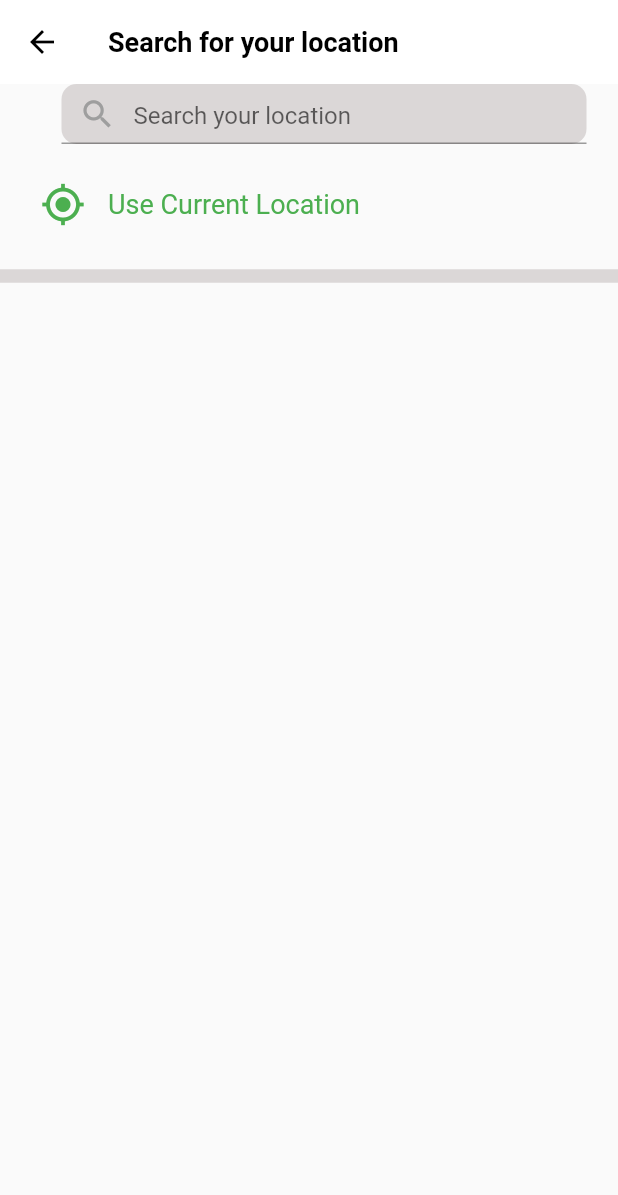
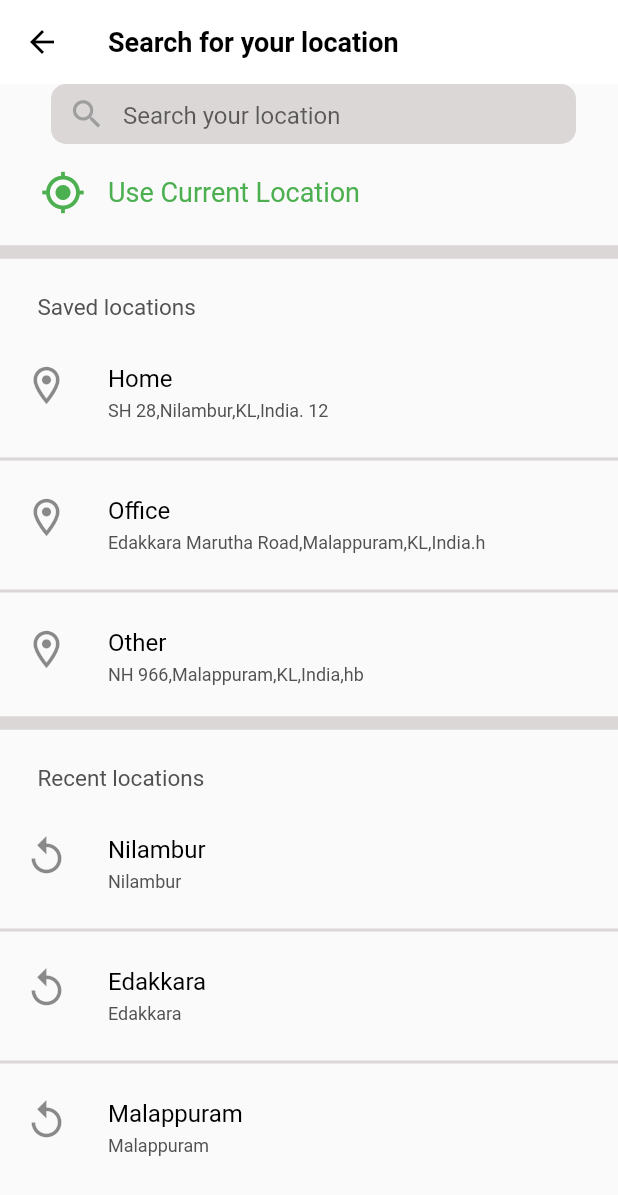
Before and after one commit to AthiraaAthi/needoo_task, a Flutter app: the LocationPage screen opened directly, on a phone screen of 412 x 824 dp. Shown: the top 1195 px of the screen. Run offline on Flutter 3.47's test engine with Material 2 defaults, Android fonts, the light colour scheme and no system bars; our stand-ins replace carousel_slider, curved_navigation_bar.

Commit message:
location_page completed

```diff
--- a/lib/utils/color_constant.dart
+++ b/lib/utils/color_constant.dart
@@ -4,4 +4,5 @@ class ColorConstant {
   static Color defaultGreen = Colors.green;
   static Color defaultGrey = Color.fromARGB(255, 219, 215, 215);
   static Color defaultBlack = Colors.black;
+  static Color grey = Color.fromARGB(255, 81, 81, 81);
 }
--- a/lib/view/home_screen.dart
+++ b/lib/view/home_screen.dart
@@ -6,6 +6,8 @@ import 'package:needoo_task/view/favourites.dart';
 import 'package:needoo_task/view/home_screen_widget.dart';
 import 'package:needoo_task/view/location_page.dart';
 import 'package:needoo_task/view/navigation.dart';
+
+import '../utils/color_constant.dart';
 
 class HomeScreen extends StatefulWidget {
   HomeScreen({super.key});
@@ -32,7 +34,7 @@ class _HomeScreenState extends State<HomeScreen> {
           "shoppy",
           style: TextStyle(
             fontSize: 20,
-            color: Colors.black,
+            color: ColorConstant.defaultBlack,
           ),
         ),
       ),
@@ -58,12 +60,12 @@ class _HomeScreenState extends State<HomeScreen> {
                     leading: Icon(
                       Icons.location_on_outlined,
                       size: 30,
-                      color: Colors.green,
+                      color: ColorConstant.defaultGreen,
                     ),
                     title: Text(
                       "Office",
                       style: TextStyle(
-                        color: Colors.black,
+                        color: ColorConstant.defaultBlack,
                         fontSize: 18,
                       ),
                     ),
@@ -80,7 +82,7 @@ class _HomeScreenState extends State<HomeScreen> {
                     "You will get on your doorstep!",
                     style: TextStyle(
                         fontWeight: FontWeight.bold,
-                        color: Colors.black,
+                        color: ColorConstant.defaultBlack,
                         fontSize: 20),
                   ),
                 ],
@@ -145,7 +147,9 @@ class _HomeScreenState extends State<HomeScreen> {
                       width: 10,
                       margin: EdgeInsets.all(5),
                       decoration: BoxDecoration(
-                        color: currentIndex == i ? Colors.green : Colors.grey,
+                        color: currentIndex == i
+                            ? ColorConstant.defaultGreen
+                            : Colors.grey,
                         shape: BoxShape.circle,
                       ),
                     )
--- a/lib/view/home_screen_widget.dart
+++ b/lib/view/home_screen_widget.dart
@@ -1,4 +1,6 @@
 import 'package:flutter/material.dart';
+
+import '../utils/color_constant.dart';
 
 class HomeScreenWidget extends StatelessWidget {
   const HomeScreenWidget(
@@ -34,7 +36,10 @@ class HomeScreenWidget extends StatelessWidget {
         title: Text(
           title,
           style: TextStyle(
-              fontSize: 22, fontWeight: FontWeight.bold, color: Colors.black),
+            fontSize: 22,
+            fontWeight: FontWeight.bold,
+            color: ColorConstant.defaultBlack,
+          ),
         ),
         subtitle: Text(
           subtitle,
--- a/lib/view/location_page.dart
+++ b/lib/view/location_page.dart
@@ -1,7 +1,18 @@
 import 'package:flutter/material.dart';
+import 'package:needoo_task/utils/color_constant.dart';
+import 'package:needoo_task/view/locationpage_widget.dart';
 
 class LocationPage extends StatelessWidget {
-  const LocationPage({super.key});
+  LocationPage({super.key});
+
+  final Divider def_Divider = Divider(
+    color: ColorConstant.defaultGrey,
+    thickness: 9,
+  );
+  final Divider space_Divider = Divider(
+    color: ColorConstant.defaultGrey,
+    thickness: 2,
+  );
 
   @override
   Widget build(BuildContext context) {
@@ -9,10 +20,12 @@ class LocationPage extends StatelessWidget {
       appBar: AppBar(
         elevation: 0,
         leading: IconButton(
-            onPressed: () {},
+            onPressed: () {
+              Navigator.pop(context);
+            },
             icon: Icon(
               Icons.arrow_back,
-              color: Colors.black,
+              color: ColorConstant.defaultBlack,
             )),
         backgroundColor: Colors.white,
         title: Text(
@@ -21,18 +34,20 @@ class LocationPage extends StatelessWidget {
               color: Colors.black, fontSize: 18, fontWeight: FontWeight.bold),
         ),
       ),
-      body: Column(
+      body: SingleChildScrollView(
+        child: Column(
           children: [
             Padding(
-            padding: const EdgeInsets.only(left: 20),
+              padding: const EdgeInsets.only(left: 6),
               child: Container(
                 height: 40,
                 width: 350,
                 decoration: BoxDecoration(
-                  color: Color.fromARGB(255, 219, 215, 215),
+                    color: ColorConstant.defaultGrey,
                     borderRadius: BorderRadius.circular(10)),
                 child: TextField(
                   decoration: InputDecoration(
+                    border: InputBorder.none,
                     hintText: "Search your location",
                     prefixIcon: Icon(
                       Icons.search,
@@ -44,7 +59,7 @@ class LocationPage extends StatelessWidget {
               ),
             ),
             SizedBox(
-            height: 25,
+              height: 17,
             ),
             Padding(
               padding: const EdgeInsets.only(left: 27),
@@ -53,7 +68,7 @@ class LocationPage extends StatelessWidget {
                   Icon(
                     Icons.my_location,
                     size: 30,
-                  color: Colors.green,
+                    color: ColorConstant.defaultGreen,
                   ),
                   SizedBox(
                     width: 15,
@@ -66,16 +81,73 @@ class LocationPage extends StatelessWidget {
               ),
             ),
             SizedBox(
-            height: 25,
+              height: 17,
             ),
-          Divider(
-            color: Color.fromARGB(255, 219, 215, 215),
-            thickness: 9,
+            def_Divider,
+            SizedBox(
+              height: 20,
+            ),
+            Padding(
+              padding: const EdgeInsets.only(left: 25),
+              child: Row(
+                children: [
+                  Text(
+                    "Saved locations",
+                    style: TextStyle(color: ColorConstant.grey, fontSize: 15),
+                  ),
+                ],
+              ),
             ),
             SizedBox(
-            height: 25,
+              height: 12,
+            ),
+            LocationPageWidget(
+              icon: Icons.location_on_outlined,
+              title: "Home",
+              subtitle: "SH 28,Nilambur,KL,India. 12",
+            ),
+            space_Divider,
+            LocationPageWidget(
+              icon: Icons.location_on_outlined,
+              title: "Office",
+              subtitle: "Edakkara Marutha Road,Malappuram,KL,India.h",
+            ),
+            space_Divider,
+            LocationPageWidget(
+              icon: Icons.location_on_outlined,
+              title: "Other",
+              subtitle: "NH 966,Malappuram,KL,India,hb",
+            ),
+            def_Divider,
+            SizedBox(
+              height: 20,
+            ),
+            Padding(
+              padding: const EdgeInsets.only(left: 25),
+              child: Row(
+                children: [
+                  Text(
+                    "Recent locations",
+                    style: TextStyle(color: ColorConstant.grey, fontSize: 15),
                   ),
                 ],
+              ),
+            ),
+            SizedBox(
+              height: 12,
+            ),
+            LocationPageWidget(
+                title: "Nilambur", subtitle: "Nilambur", icon: Icons.replay),
+            space_Divider,
+            LocationPageWidget(
+                title: "Edakkara", subtitle: "Edakkara", icon: Icons.replay),
+            space_Divider,
+            LocationPageWidget(
+                title: "Malappuram",
+                subtitle: "Malappuram",
+                icon: Icons.replay),
+          ],
+        ),
       ),
     );
   }
--- /dev/null
+++ b/lib/view/locationpage_widget.dart
@@ -0,0 +1,33 @@
+import 'package:flutter/material.dart';
+
+import '../utils/color_constant.dart';
+
+class LocationPageWidget extends StatelessWidget {
+  const LocationPageWidget(
+      {super.key,
+      required this.title,
+      required this.subtitle,
+      required this.icon});
+
+  final String title;
+  final String subtitle;
+  final IconData? icon;
+
+  @override
+  Widget build(BuildContext context) {
+    return ListTile(
+      leading: Icon(
+        icon,
+        size: 30,
+      ),
+      title: Text(
+        title,
+        style: TextStyle(color: ColorConstant.defaultBlack),
+      ),
+      subtitle: Text(
+        subtitle,
+        style: TextStyle(color: ColorConstant.grey, fontSize: 12),
+      ),
+    );
+  }
+}
```
Lines whose indentation alone changed are shown as unchanged.
